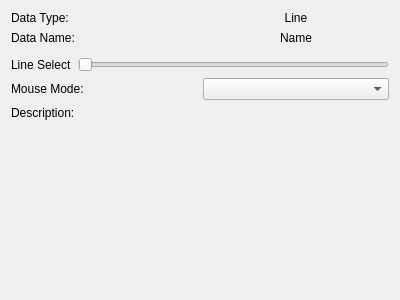
Qt form src/WhiskerToolbox/Media_Widget/MediaLine_Widget/MediaLine_Widget.ui (paulmthompson/WhiskerToolbox) before a commit.
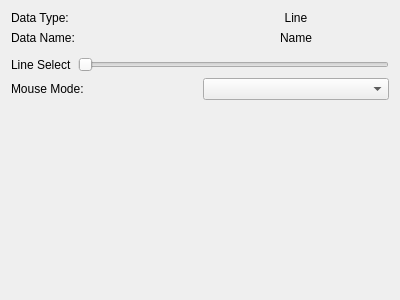
The same form after that commit. Custom widgets are drawn as their Qt base class.

Commit message: use stacked widget in medialine_widget

```diff
--- a/src/WhiskerToolbox/Media_Widget/MediaLine_Widget/MediaLine_Widget.ui
+++ b/src/WhiskerToolbox/Media_Widget/MediaLine_Widget/MediaLine_Widget.ui
@@ -96,18 +96,11 @@
        </item>
       </layout>
      </item>
-     <item>
-      <widget class="QLabel" name="selection_mode_description">
-       <property name="text">
-        <string>Description: </string>
-       </property>
-       <property name="wordWrap">
-        <bool>true</bool>
-       </property>
-      </widget>
-     </item>
     </layout>
    </item>
+   <item>
+    <widget class="QStackedWidget" name="mode_stacked_widget"/>
+   </item>
    <item>
     <spacer name="verticalSpacer">
      <property name="orientation">
```
The commit also changes 2 other files.
